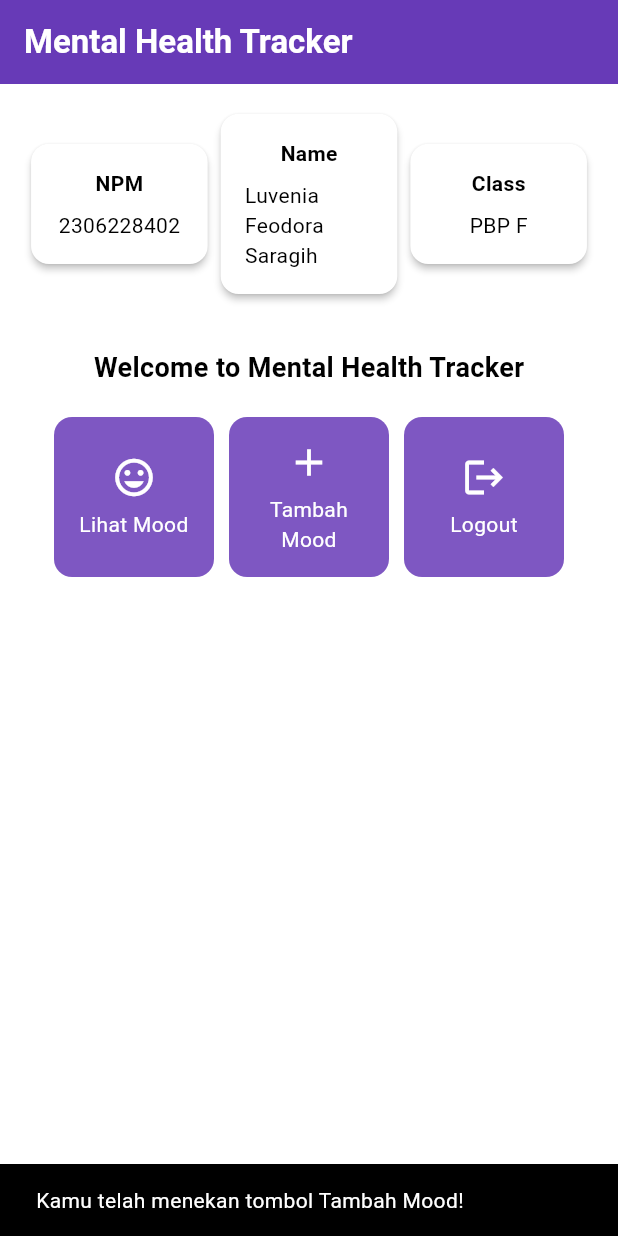
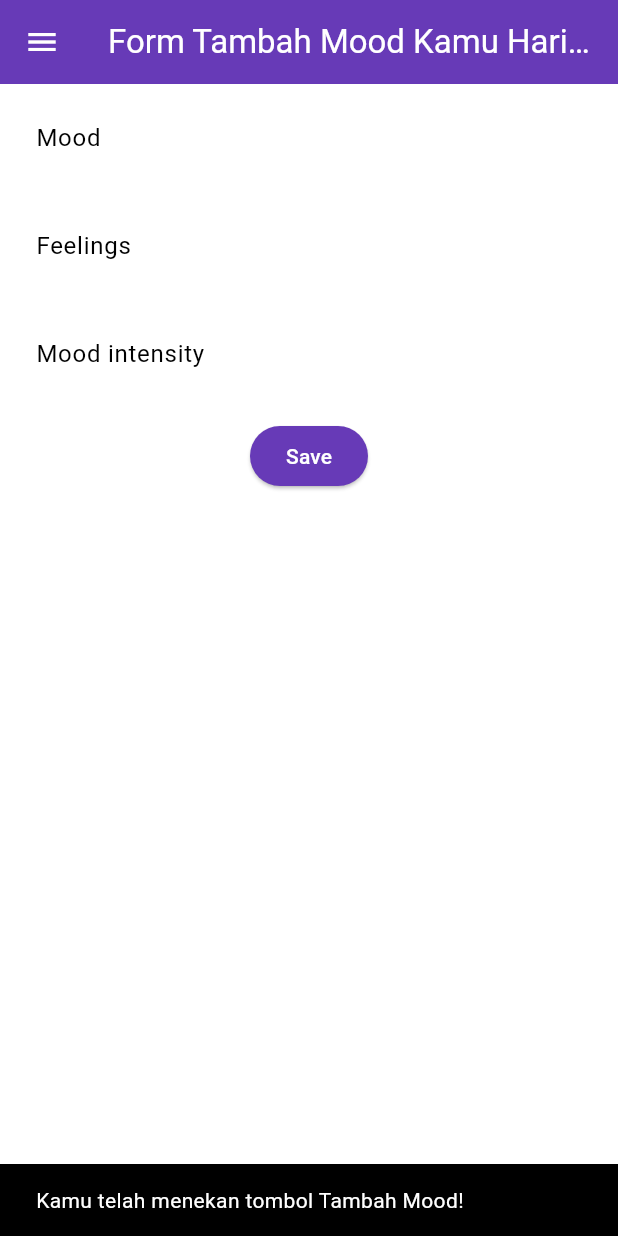
Before and after one commit to luveina/mentalhealthtracker_mobile, a Flutter app: the screen it shows after launch, after a tap on "Tambah Mood", on a phone screen of 412 x 824 dp. Run offline on Flutter 3.47's test engine with Material 3 defaults, Android fonts, the phone set to English and light mode, and no system bars.

Commit message:
menyelesaikan tutorial 7

```diff
--- a/lib/main.dart
+++ b/lib/main.dart
@@ -1,5 +1,5 @@
 import 'package:flutter/material.dart';
-import 'package:mental_health_tracker/menu.dart';
+import 'package:mental_health_tracker/screens/menu.dart';
 
 void main() {
   runApp(const MyApp());
--- a/lib/menu.dart
+++ b/lib/screens/menu.dart
@@ -1,4 +1,7 @@
 import 'package:flutter/material.dart';
+import 'package:mental_health_tracker/widgets/left_drawer.dart';
+import 'package:mental_health_tracker/screens/moodentry_form.dart';
+import 'package:mental_health_tracker/widgets/mood_card.dart';
 
 class MyHomePage extends StatelessWidget {
   final String npm = '2306228402'; // NPM
@@ -7,9 +10,9 @@ class MyHomePage extends StatelessWidget {
   MyHomePage({super.key});
 
   final List<ItemHomepage> items = [
-      ItemHomepage("Lihat Mood", Icons.mood),
-      ItemHomepage("Tambah Mood", Icons.add),
-      ItemHomepage("Logout", Icons.logout),
+    ItemHomepage("Lihat Mood", Icons.mood),
+    ItemHomepage("Tambah Mood", Icons.add),
+    ItemHomepage("Logout", Icons.logout),
   ];
 
   @override
@@ -19,6 +22,7 @@ class MyHomePage extends StatelessWidget {
       // AppBar adalah bagian atas halaman yang menampilkan judul.
       appBar: AppBar(
         // Judul aplikasi "Mental Health Tracker" dengan teks putih dan tebal.
+        iconTheme: const IconThemeData(color: Colors.white),
         title: const Text(
           'Mental Health Tracker',
           style: TextStyle(
@@ -29,6 +33,7 @@ class MyHomePage extends StatelessWidget {
         // Warna latar belakang AppBar diambil dari skema warna tema aplikasi.
         backgroundColor: Theme.of(context).colorScheme.primary,
       ),
+      drawer: const LeftDrawer(),
       // Body halaman dengan padding di sekelilingnya.
       body: Padding(
         padding: const EdgeInsets.all(16.0),
@@ -95,8 +100,8 @@ class MyHomePage extends StatelessWidget {
 class InfoCard extends StatelessWidget {
   // Kartu informasi yang menampilkan title dan content.
 
-  final String title;  // Judul kartu.
-  final String content;  // Isi kartu.
+  final String title; // Judul kartu.
+  final String content; // Isi kartu.
 
   const InfoCard({super.key, required this.title, required this.content});
 
@@ -107,7 +112,8 @@ class InfoCard extends StatelessWidget {
       elevation: 2.0,
       child: Container(
         // Mengatur ukuran dan jarak di dalam kartu.
-        width: MediaQuery.of(context).size.width / 3.5, // menyesuaikan dengan lebar device yang digunakan.
+        width: MediaQuery.of(context).size.width /
+            3.5, // menyesuaikan dengan lebar device yang digunakan.
         padding: const EdgeInsets.all(16.0),
         // Menyusun title dan content secara vertikal.
         child: Column(
@@ -124,64 +130,3 @@ class InfoCard extends StatelessWidget {
     );
   }
 }
-
-class ItemHomepage {
-    final String name;
-    final IconData icon;
-
-    ItemHomepage(this.name, this.icon);
-}
-
-class ItemCard extends StatelessWidget {
-  // Menampilkan kartu dengan ikon dan nama.
-
-  final ItemHomepage item;
-
-  const ItemCard(this.item, {super.key});
-
-  @override
-  Widget build(BuildContext context) {
-    return Material(
-      // Menentukan warna latar belakang dari tema aplikasi.
-      color: Theme.of(context).colorScheme.secondary,
-      // Membuat sudut kartu melengkung.
-      borderRadius: BorderRadius.circular(12),
-
-      child: InkWell(
-        // Aksi ketika kartu ditekan.
-        onTap: () {
-          // Menampilkan pesan SnackBar saat kartu ditekan.
-          ScaffoldMessenger.of(context)
-            ..hideCurrentSnackBar()
-            ..showSnackBar(
-              SnackBar(content: Text("Kamu telah menekan tombol ${item.name}!"))
-            );
-        },
-        // Container untuk menyimpan Icon dan Text
-        child: Container(
-          padding: const EdgeInsets.all(8),
-          child: Center(
-            child: Column(
-              // Menyusun ikon dan teks di tengah kartu.
-              mainAxisAlignment: MainAxisAlignment.center,
-              children: [
-                Icon(
-                  item.icon,
-                  color: Colors.white,
-                  size: 30.0,
-                ),
-                const Padding(padding: EdgeInsets.all(3)),
-                Text(
-                  item.name,
-                  textAlign: TextAlign.center,
-                  style: const TextStyle(color: Colors.white),
-                ),
-              ],
-            ),
-          ),
-        ),
-      ),
-    );
-  }
-
-}
--- /dev/null
+++ b/lib/screens/moodentry_form.dart
@@ -0,0 +1,160 @@
+import 'package:flutter/material.dart';
+import 'package:mental_health_tracker/widgets/left_drawer.dart';
+
+class MoodEntryFormPage extends StatefulWidget {
+  const MoodEntryFormPage({super.key});
+
+  @override
+  State<MoodEntryFormPage> createState() => _MoodEntryFormPageState();
+}
+
+class _MoodEntryFormPageState extends State<MoodEntryFormPage> {
+  final _formKey = GlobalKey<FormState>();
+  String _mood = "";
+  String _feelings = "";
+  int _moodIntensity = 0;
+
+  @override
+  Widget build(BuildContext context) {
+    return Scaffold(
+      appBar: AppBar(
+        title: const Center(
+          child: Text(
+            'Form Tambah Mood Kamu Hari ini',
+          ),
+        ),
+        backgroundColor: Theme.of(context).colorScheme.primary,
+        foregroundColor: Colors.white,
+      ),
+      drawer: const LeftDrawer(),
+      body: Form(
+        key: _formKey,
+        child: SingleChildScrollView(
+            child: Column(
+          crossAxisAlignment: CrossAxisAlignment.start,
+          children: [
+            Padding(
+              padding: const EdgeInsets.all(8.0),
+              child: TextFormField(
+                decoration: InputDecoration(
+                  hintText: "Mood",
+                  labelText: "Mood",
+                  border: OutlineInputBorder(
+                    borderRadius: BorderRadius.circular(5.0),
+                  ),
+                ),
+                onChanged: (String? value) {
+                  setState(() {
+                    _mood = value!;
+                  });
+                },
+                validator: (String? value) {
+                  if (value == null || value.isEmpty) {
+                    return "Mood tidak boleh kosong!";
+                  }
+                  return null;
+                },
+              ),
+            ),
+            Padding(
+              padding: const EdgeInsets.all(8.0),
+              child: TextFormField(
+                decoration: InputDecoration(
+                  hintText: "Feelings",
+                  labelText: "Feelings",
+                  border: OutlineInputBorder(
+                    borderRadius: BorderRadius.circular(5.0),
+                  ),
+                ),
+                onChanged: (String? value) {
+                  setState(() {
+                    _feelings = value!;
+                  });
+                },
+                validator: (String? value) {
+                  if (value == null || value.isEmpty) {
+                    return "Feelings tidak boleh kosong!";
+                  }
+                  return null;
+                },
+              ),
+            ),
+            Padding(
+              padding: const EdgeInsets.all(8.0),
+              child: TextFormField(
+                decoration: InputDecoration(
+                  hintText: "Mood intensity",
+                  labelText: "Mood intensity",
+                  border: OutlineInputBorder(
+                    borderRadius: BorderRadius.circular(5.0),
+                  ),
+                ),
+                onChanged: (String? value) {
+                  setState(() {
+                    _moodIntensity = int.tryParse(value!) ?? 0;
+                  });
+                },
+                validator: (String? value) {
+                  if (value == null || value.isEmpty) {
+                    return "Mood intensity tidak boleh kosong!";
+                  }
+                  if (int.tryParse(value) == null) {
+                    return "Mood intensity harus berupa angka!";
+                  }
+                  return null;
+                },
+              ),
+            ),
+            Align(
+              alignment: Alignment.bottomCenter,
+              child: Padding(
+                padding: const EdgeInsets.all(8.0),
+                child: ElevatedButton(
+                  style: ButtonStyle(
+                    backgroundColor: MaterialStateProperty.all(
+                        Theme.of(context).colorScheme.primary),
+                  ),
+                  onPressed: () {
+                    if (_formKey.currentState!.validate()) {
+                      showDialog(
+                        context: context,
+                        builder: (context) {
+                          return AlertDialog(
+                            title: const Text('Mood berhasil tersimpan'),
+                            content: SingleChildScrollView(
+                              child: Column(
+                                crossAxisAlignment: CrossAxisAlignment.start,
+                                children: [
+                                  Text('Mood: $_mood'),
+                                  Text('Feelings: $_feelings'),
+                                  Text('Mood intensity: $_moodIntensity'),
+                                ],
+                              ),
+                            ),
+                            actions: [
+                              TextButton(
+                                child: const Text('OK'),
+                                onPressed: () {
+                                  Navigator.pop(context);
+                                  _formKey.currentState!.reset();
+                                },
+                              ),
+                            ],
+                          );
+                        },
+                      );
+                    }
+                  },
+                  child: const Text(
+                    "Save",
+                    style: TextStyle(color: Colors.white),
+                  ),
+                ),
+              ),
+            ),
+          ],
+        )),
+      ),
+    );
+  }
+}
--- /dev/null
+++ b/lib/widgets/left_drawer.dart
@@ -0,0 +1,63 @@
+import 'package:flutter/material.dart';
+import 'package:mental_health_tracker/screens/menu.dart';
+import 'package:mental_health_tracker/screens/moodentry_form.dart';
+
+class LeftDrawer extends StatelessWidget {
+  const LeftDrawer({super.key});
+
+  @override
+  Widget build(BuildContext context) {
+    return Drawer(
+      child: ListView(
+        children: [
+          DrawerHeader(
+            decoration: BoxDecoration(
+              color: Theme.of(context).colorScheme.primary,
+            ),
+            child: const Column(
+              children: [
+                Text(
+                  'Mental Health Tracker',
+                  textAlign: TextAlign.center,
+                  style: TextStyle(
+                    fontSize: 24,
+                    fontWeight: FontWeight.bold,
+                    color: Colors.white,
+                  ),
+                ),
+                Padding(padding: EdgeInsets.all(8)),
+                Text(
+                  "Ayo jaga kesehatan mentalmu setiap hari disini!",
+                  // TODO: Tambahkan gaya teks dengan center alignment, font ukuran 15, warna putih, dan weight biasa
+                ),
+              ],
+            ),
+          ),
+            ListTile(
+              leading: const Icon(Icons.home_outlined),
+              title: const Text('Halaman Utama'),
+              // Bagian redirection ke MyHomePage
+              onTap: () {
+                Navigator.pushReplacement(
+                    context,
+                    MaterialPageRoute(
+                      builder: (context) => MyHomePage(),
+                    ));
+              },
+            ),
+            ListTile(
+              leading: const Icon(Icons.mood),
+              title: const Text('Tambah Mood'),
+              // Bagian redirection ke MoodEntryFormPage
+              onTap: () {
+                /*
+                TODO: Buatlah routing ke MoodEntryFormPage di sini,
+                setelah halaman MoodEntryFormPage sudah dibuat.
+                */
+              },
+            ),
+        ],
+      ),
+    );
+  }
+}
--- /dev/null
+++ b/lib/widgets/mood_card.dart
@@ -0,0 +1,67 @@
+import 'package:flutter/material.dart';
+import 'package:mental_health_tracker/screens/moodentry_form.dart';
+
+class ItemHomepage {
+  final String name;
+  final IconData icon;
+
+  ItemHomepage(this.name, this.icon);
+}
+
+class ItemCard extends StatelessWidget {
+  // Menampilkan kartu dengan ikon dan nama.
+
+  final ItemHomepage item;
+
+  const ItemCard(this.item, {super.key});
+
+  @override
+  Widget build(BuildContext context) {
+    return Material(
+      // Menentukan warna latar belakang dari tema aplikasi.
+      color: Theme.of(context).colorScheme.secondary,
+      // Membuat sudut kartu melengkung.
+      borderRadius: BorderRadius.circular(12),
+
+      child: InkWell(
+        // Aksi ketika kartu ditekan.
+        onTap: () {
+          // Memunculkan SnackBar ketika diklik
+          ScaffoldMessenger.of(context)
+            ..hideCurrentSnackBar()
+            ..showSnackBar(SnackBar(
+                content: Text("Kamu telah menekan tombol ${item.name}!")));
+
+          // Navigate ke route yang sesuai (tergantung jenis tombol)
+          if (item.name == "Tambah Mood") {
+            Navigator.push(context,
+                MaterialPageRoute(builder: (context) => MoodEntryFormPage()));
+          }
+        },
+        // Container untuk menyimpan Icon dan Text
+        child: Container(
+          padding: const EdgeInsets.all(8),
+          child: Center(
+            child: Column(
+              // Menyusun ikon dan teks di tengah kartu.
+              mainAxisAlignment: MainAxisAlignment.center,
+              children: [
+                Icon(
+                  item.icon,
+                  color: Colors.white,
+                  size: 30.0,
+                ),
+                const Padding(padding: EdgeInsets.all(3)),
+                Text(
+                  item.name,
+                  textAlign: TextAlign.center,
+                  style: const TextStyle(color: Colors.white),
+                ),
+              ],
+            ),
+          ),
+        ),
+      ),
+    );
+  }
+}
```
